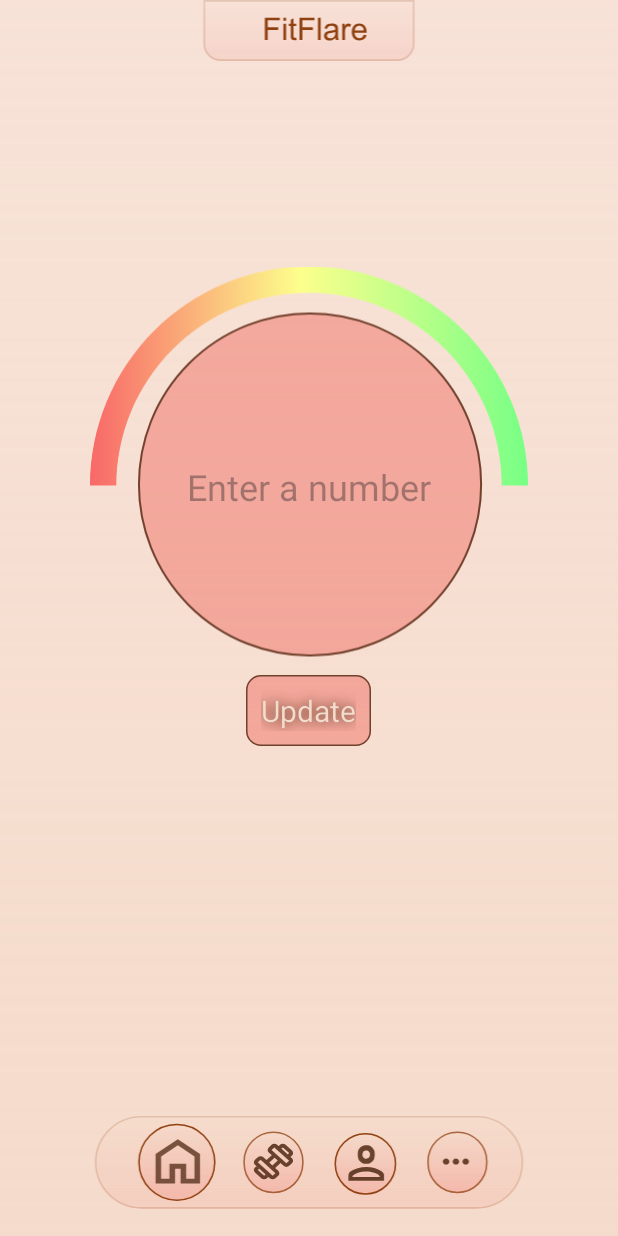
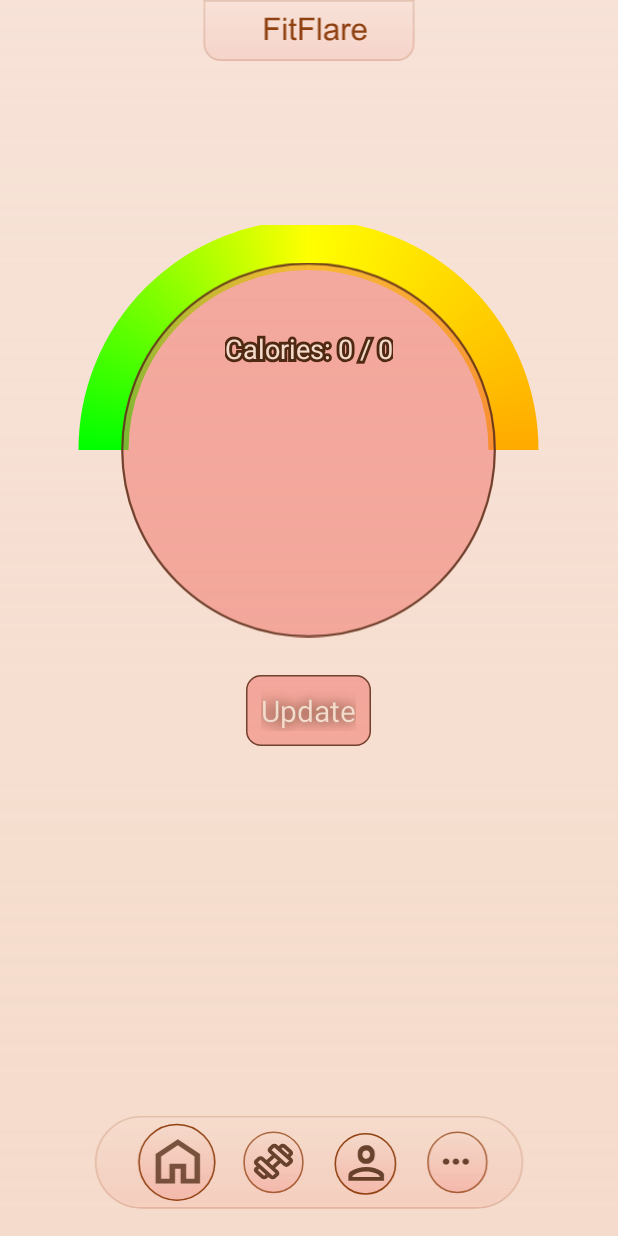
Before and after one commit to sneri12pic/FitnessApp, an Android app: the HomeActivity screen opened directly, with no data from a screen before it, on a phone screen of 412 x 824 dp. Run offline under Robolectric (Android 15) with nearby library versions, the light colour scheme and no system bars; our stand-ins replace CircleImageView.

Commit message:
Working calorie tracker. - Progress Arc - Food Input - Calorie Limit Input

```diff
--- /dev/null
+++ b/app/src/main/java/com/example/fitnessapp/GaugeView.java
@@ -0,0 +1,82 @@
+package com.example.fitnessapp;
+
+import android.content.Context;
+import android.graphics.*;
+import android.util.AttributeSet;
+import android.view.View;
+
+public class GaugeView extends View {
+
+    private Paint paintArc, paintProgress, paintStroke;
+    private float percent = 0f;
+
+    public GaugeView(Context context, AttributeSet attrs) {
+        super(context, attrs);
+        paintArc = new Paint(Paint.ANTI_ALIAS_FLAG);
+        paintArc.setStyle(Paint.Style.STROKE);
+        paintArc.setStrokeWidth(50);
+        paintArc.setStrokeCap(Paint.Cap.ROUND);
+
+        paintStroke = new Paint(Paint.ANTI_ALIAS_FLAG);
+        paintStroke.setStyle(Paint.Style.STROKE);
+        paintStroke.setStrokeWidth(6);
+        paintStroke.setColor(Color.parseColor("#4F2912"));
+        paintStroke.setTextAlign(Paint.Align.LEFT);
+
+        paintProgress = new Paint(Paint.ANTI_ALIAS_FLAG);
+        paintProgress.setColor(Color.parseColor("#FF784F"));
+        paintProgress.setAlpha(50);
+        paintProgress.setStyle(Paint.Style.STROKE);
+        paintProgress.setStrokeWidth(25);
+        paintProgress.setStrokeCap(Paint.Cap.ROUND);
+    }
+
+    public void setPercent(float percent) {
+        this.percent = Math.min(percent, 1f);
+        invalidate();
+    }
+
+    @Override
+    protected void onDraw(Canvas canvas) {
+        float centerX = getWidth() / 2f;
+        float centerY = getHeight();
+        float radius = Math.min(centerX, centerY) - 20;
+
+        RectF rect = new RectF(centerX - radius, centerY - radius,
+                centerX + radius, centerY + radius);
+
+        /*float centerXStroke = (getWidth() / 2f) -20;
+        float centerYStroke = getHeight() - 20;
+
+        RectF rectStroke = new RectF(centerXStroke - radius, centerYStroke - radius,
+                centerXStroke + radius, centerYStroke + radius);*/
+
+        Shader shader = new SweepGradient(centerX, centerY,
+                new int[]{Color.GREEN, Color.YELLOW, Color.RED},
+                new float[]{0f, 0.25f, 1f});
+        Matrix rotateMatrix = new Matrix();
+        rotateMatrix.setRotate(180, centerX, centerY);
+        shader.setLocalMatrix(rotateMatrix);
+        paintArc.setShader(shader);
+
+        canvas.drawArc(rect, 180, 180, false, paintArc);
+        canvas.drawArc(rect, 180, 180 * percent, false, paintProgress);
+        /*canvas.drawArc(rectStroke, 180, 180, false, paintStroke);*/
+
+        if (percent > 0f) {
+            // Calculate angle in radians
+            float angleDeg = 180 + (180 * percent); // Starts from 180° (left), moves clockwise
+            double angleRad = Math.toRadians(angleDeg);
+
+            // Coordinates on arc
+            float x = centerX + (float) (radius * Math.cos(angleRad));
+            float y = centerY + (float) (radius * Math.sin(angleRad));
+
+            // Draw the point
+            Paint pointPaint = new Paint(Paint.ANTI_ALIAS_FLAG);
+            pointPaint.setColor(Color.BLACK); // or any color
+            canvas.drawCircle(x, y, 10, pointPaint); // radius = 10px
+        }
+
+    }
+}
--- a/app/src/main/java/com/example/fitnessapp/HomeActivity.java
+++ b/app/src/main/java/com/example/fitnessapp/HomeActivity.java
@@ -7,6 +7,7 @@ import android.view.View;
 import android.widget.Button;
 import android.widget.EditText;
 import android.view.inputmethod.InputMethodManager;
+import android.widget.ImageView;
 import android.widget.TextView;
 import androidx.appcompat.app.AppCompatActivity;
 
@@ -20,6 +21,13 @@ public class HomeActivity extends AppCompatActivity {
     private EditText editText;
     private TextView stepsCounterFilled;
     private TextView stepsCounterFilledStroked;
+
+    private EditText inputLimit, inputCalories;
+    private TextView statusText;
+    private GaugeView gaugeView;
+    private int calorieLimit = 2000;
+    private int consumedCalories = 0;
+    private ImageView imgAddFood;
 
     private boolean isEditTextVisible = false;
     @Override
@@ -36,6 +44,25 @@ public class HomeActivity extends AppCompatActivity {
         editText = findViewById(R.id.editText);
         stepsCounterFilled = findViewById(R.id.steps_counter_filled);
         stepsCounterFilledStroked = findViewById(R.id.steps_counter_filled_stroked);
+
+        inputLimit = findViewById(R.id.inputLimit);
+        inputCalories = findViewById(R.id.inputCalories);
+        statusText = findViewById(R.id.statusText);
+        gaugeView = findViewById(R.id.gaugeView);
+        imgAddFood = findViewById(R.id.img_add_food);
+
+        Button btnAddFood = findViewById(R.id.btnAddFood);
+        btnAddFood.setOnClickListener(v -> {
+            String foodStr = inputCalories.getText().toString();
+            if (!foodStr.isEmpty()) {
+                consumedCalories += Integer.parseInt(foodStr);
+            }
+            inputCalories.setText("");
+            float percent = (float) consumedCalories / calorieLimit;
+            gaugeView.setPercent(percent);
+            statusText.setText("Calories: " + consumedCalories + " / " + calorieLimit);
+        });
+
         profile.setOnClickListener(new View.OnClickListener() {
             public void onClick(View v) {
                 Intent intent = new Intent(HomeActivity.this, ProfileActivity.class);
@@ -60,9 +87,13 @@ public class HomeActivity extends AppCompatActivity {
                 startActivity(intent);
             }
         });
-        updateButton.setOnClickListener(new View.OnClickListener() {
-            public void onClick(View v) {
+        updateButton.setOnClickListener(v -> {
             if (!isEditTextVisible) {
+                inputCalories.setVisibility(View.INVISIBLE);
+                btnAddFood.setVisibility(View.INVISIBLE);
+                imgAddFood.setVisibility(View.INVISIBLE);
+                inputLimit.setVisibility(View.VISIBLE);
+
                 // Get text from the EditText
                 String inputText = editText.getText().toString();
                 // Set the input text to the TextViews
@@ -79,19 +110,21 @@ public class HomeActivity extends AppCompatActivity {
                 // Update the flag
                 isEditTextVisible = true;
             } else {
-                    // Toggle visibility of EditText and TextViews
-                    stepsCounterFilled.setVisibility(View.INVISIBLE);
-                    stepsCounterFilledStroked.setVisibility(View.INVISIBLE);
-                    editText.setVisibility(View.VISIBLE);
-                    // Clear any existing text in EditText
-                    editText.setText("");
-                    // Request focus and show the keyboard
-                    editText.requestFocus();
-                    InputMethodManager imm = (InputMethodManager) getSystemService(Context.INPUT_METHOD_SERVICE);
-                    imm.showSoftInput(editText, InputMethodManager.SHOW_IMPLICIT);
+                String limitStr = inputLimit.getText().toString();
+
+                if (!limitStr.isEmpty()) {
+                    calorieLimit = Integer.parseInt(limitStr);
+                }
+                float percent = (float) consumedCalories / calorieLimit;
+                gaugeView.setPercent(percent);
+                statusText.setText("Calories: " + consumedCalories + " / " + calorieLimit);
+                inputCalories.setVisibility(View.VISIBLE);
+                btnAddFood.setVisibility(View.VISIBLE);
+                imgAddFood.setVisibility(View.VISIBLE);
+                inputLimit.setVisibility(View.INVISIBLE);
+
                 // Update the flag
                 isEditTextVisible = false;
-                }
             }
         });
     }
--- /dev/null
+++ b/app/src/main/java/com/example/fitnessapp/StrokeTextView.java
@@ -0,0 +1,43 @@
+package com.example.fitnessapp;
+
+import android.content.Context;
+import android.graphics.Canvas;
+import android.graphics.Color;
+import android.graphics.Paint;
+import android.util.AttributeSet;
+import androidx.appcompat.widget.AppCompatTextView;
+
+public class StrokeTextView extends AppCompatTextView {
+
+    private Paint strokePaint;
+
+    public StrokeTextView(Context context, AttributeSet attrs) {
+        super(context, attrs);
+        init();
+    }
+
+    private void init() {
+        strokePaint = new Paint();
+        strokePaint.setAntiAlias(true);
+        strokePaint.setStyle(Paint.Style.STROKE);
+        strokePaint.setStrokeWidth(6); // stroke thickness
+        strokePaint.setColor(Color.parseColor("#4F2912")); // stroke color
+        strokePaint.setTextAlign(Paint.Align.LEFT);
+    }
+
+    @Override
+    protected void onDraw(Canvas canvas) {
+        // Set stroke paint text size and typeface to match original
+        strokePaint.setTextSize(getTextSize());
+        strokePaint.setTypeface(getTypeface());
+
+        // Draw stroke first
+        canvas.drawText(getText().toString(), getPaddingLeft(), getBaseline(), strokePaint);
+
+        // Set fill color
+        setTextColor(Color.parseColor("#F5DBCB"));
+
+        // Then draw the original (fill) text
+        super.onDraw(canvas);
+    }
+}
--- a/app/src/main/res/layout/activity_home.xml
+++ b/app/src/main/res/layout/activity_home.xml
@@ -11,15 +11,6 @@
         android:layout_height="50dp"
         android:layout_centerHorizontal="true"
         android:src="@drawable/name" />
-
-    <ImageView
-        android:id="@+id/circle_goal"
-        android:layout_width="292dp"
-        android:layout_height="307dp"
-        android:layout_below="@id/name"
-        android:layout_centerHorizontal="true"
-        android:layout_marginTop="120dp"
-        android:src="@drawable/circle_with_arch" />
 
     <ImageView
         android:id="@+id/btn_update_image"
@@ -60,23 +51,116 @@
         android:layout_marginTop="445dp"
         android:layout_marginLeft="155dp"
         android:alpha="0" />
+
+    <RelativeLayout
+        android:layout_width="match_parent"
+        android:layout_height="wrap_content"
+        android:layout_marginTop="150dp">
+
+        <com.example.fitnessapp.GaugeView
+            android:id="@+id/gaugeView"
+            android:layout_width="310dp"
+            android:layout_height="150dp"
+            android:layout_centerHorizontal="true"
+            android:layout_marginTop="0dp"
+            android:layout_gravity="center_horizontal" />
+        <ImageView
+            android:id="@+id/circle_goal"
+            android:layout_width="250dp"
+            android:layout_height="300dp"
+            android:layout_centerHorizontal="true"
+            android:layout_marginTop="0dp"
+            android:src="@drawable/circlegoal"
+            android:visibility="visible"/>
+        <EditText
+            android:id="@+id/inputLimit"
+            android:layout_width="wrap_content"
+            android:layout_height="wrap_content"
+            android:hint="Set Calorie Limit"
+            android:textColor="#4F2912"
+            android:textColorHint="#4F2912"
+            android:shadowDx="0"
+            android:shadowDy="0"
+            android:shadowRadius="10"
+            android:background="@android:color/transparent"
+            android:layout_marginTop="260dp"
+            android:layout_centerInParent="true"
+            android:gravity="center_horizontal"
+            android:inputType="number"
+            android:visibility="invisible"/>
+        <EditText
+            android:id="@+id/inputCalories"
+            android:layout_width="wrap_content"
+            android:layout_height="wrap_content"
+            android:hint="Enter Food Calories"
+            android:textColor="#4F2912"
+            android:textColorHint="#4F2912"
+            android:shadowDx="0"
+            android:shadowDy="0"
+            android:shadowRadius="10"
+            android:background="@android:color/transparent"
+            android:layout_marginTop="110dp"
+            android:layout_centerInParent="true"
+            android:gravity="center_horizontal"
+            android:inputType="number"
+            android:visibility="invisible"/>
+        <TextView
+            android:id="@+id/txt_input_calories"
+            android:layout_width="wrap_content"
+            android:layout_height="wrap_content"
+            android:text="0000"
+            android:textSize="24sp"
+            android:textColor="#F5DBCB"
+            android:layout_centerInParent="true"
+            android:layout_marginTop="25dp"
+            android:visibility="invisible"/>
+        <Button
+            android:id="@+id/btnAddFood"
+            android:layout_width="40dp"
+            android:layout_height="40dp"
+            android:text="Add Food"
+            android:layout_marginTop="180dp"
+            android:layout_centerHorizontal="true"
+            android:visibility="invisible"
+            android:alpha="0"/>
+        <ImageView
+            android:id="@+id/img_add_food"
+            android:layout_width="40dp"
+            android:layout_height="40dp"
+            android:layout_centerHorizontal="true"
+            android:layout_marginTop="180dp"
+            android:src="@drawable/plusimage"
+            android:visibility="invisible"/>
+        <com.example.fitnessapp.StrokeTextView
+            android:id="@+id/statusText"
+            android:layout_width="wrap_content"
+            android:layout_height="wrap_content"
+            android:text="Calories: 0 / 0"
+            android:textSize="18sp"
+            android:layout_gravity="center"
+            android:layout_marginTop="70dp"
+            android:layout_centerHorizontal="true"/>
+    </RelativeLayout>
+
     <RelativeLayout
         android:layout_width="match_parent"
         android:layout_height="wrap_content"
         android:layout_marginTop="295dp">
+
         <EditText
             android:id="@+id/editText"
             android:layout_width="wrap_content"
             android:layout_height="wrap_content"
             android:layout_centerInParent="true"
             android:gravity="center_horizontal"
-            android:textSize="24dp"
+            android:textSize="24sp"
             android:textColor="#4F2912"
             android:shadowDx="0"
             android:shadowDy="0"
             android:shadowRadius="10"
             android:hint="Enter a number"
-            android:background="@android:color/transparent"/>
+            android:background="@android:color/transparent"
+            android:visibility="invisible"/>
         <TextView
             android:id="@+id/steps_counter_filled"
             android:layout_width="wrap_content"
@@ -126,8 +210,7 @@
                 android:layout_height="50dp"
                 android:layout_marginLeft="92dp"
                 android:layout_marginTop="5dp"
-                android:alpha="0"
-                android:onClick="goToHomeActivity" />
+                android:alpha="0" />
             <Button
                 android:id="@+id/btn_exercise"
                 android:layout_width="40dp"
```
Lines whose indentation alone changed are shown as unchanged.
